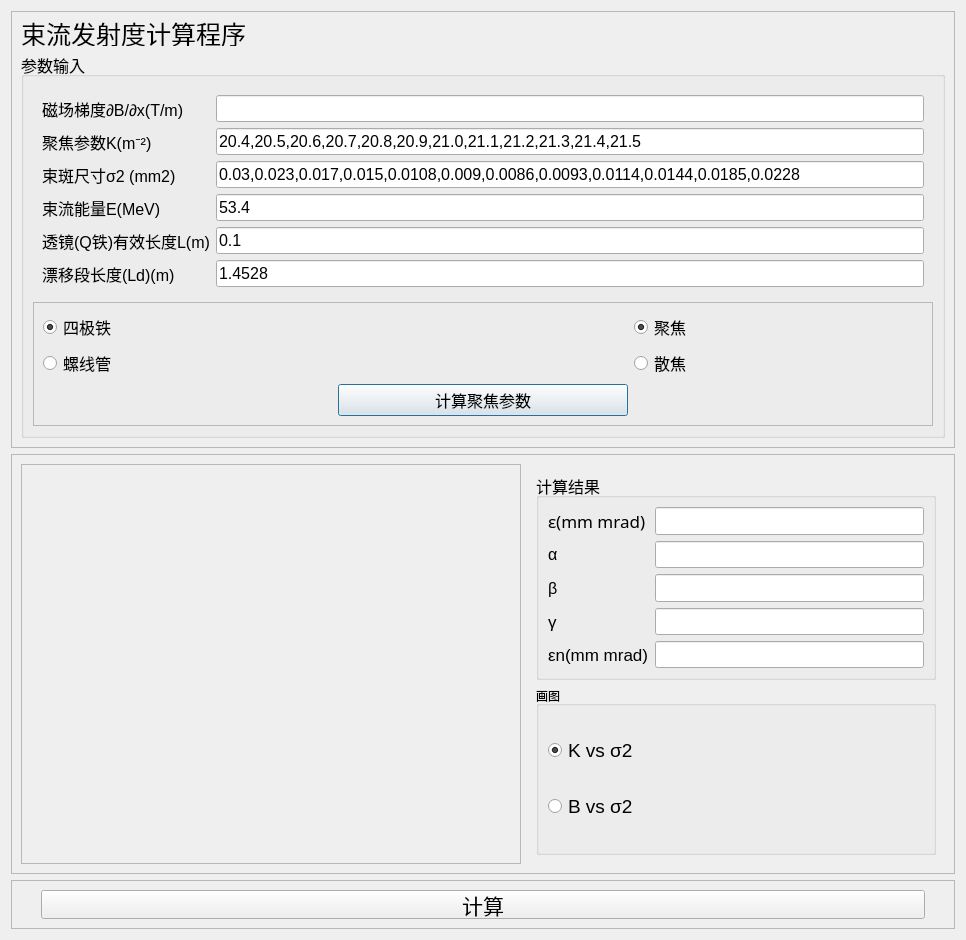
This is ui/main_dlg.ui in wzmsykk/EMIT_PROG as Qt 5 draws it before an edit. The edited form follows.
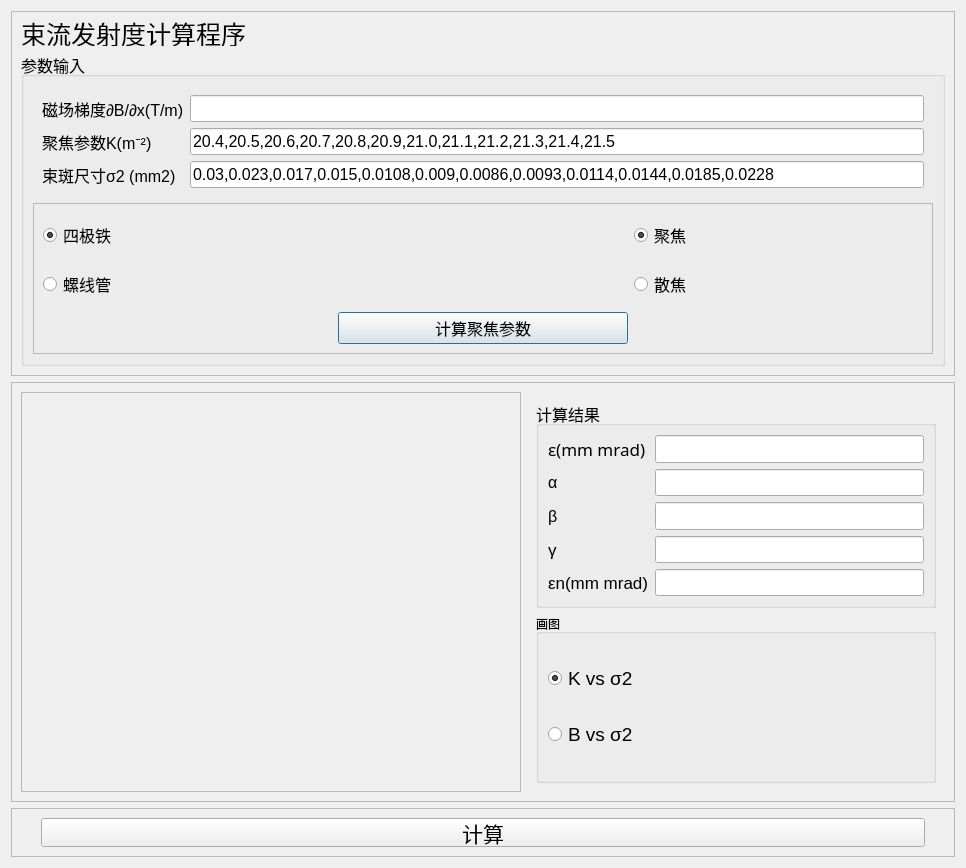
This is the edited form.

The edit to the form file:
```diff
--- a/ui/main_dlg.ui
+++ b/ui/main_dlg.ui
@@ -96,54 +96,6 @@
               </property>
              </widget>
             </item>
-            <item row="3" column="0">
-             <widget class="QLabel" name="label_4">
-              <property name="text">
-               <string>束流能量E(MeV)</string>
-              </property>
-             </widget>
-            </item>
-            <item row="3" column="1">
-             <widget class="QLineEdit" name="lineEdit_energy">
-              <property name="text">
-               <string>53.4</string>
-              </property>
-             </widget>
-            </item>
-            <item row="4" column="0">
-             <widget class="QLabel" name="label_compname">
-              <property name="minimumSize">
-               <size>
-                <width>168</width>
-                <height>0</height>
-               </size>
-              </property>
-              <property name="text">
-               <string>透镜(Q铁)有效长度L(m)</string>
-              </property>
-             </widget>
-            </item>
-            <item row="4" column="1">
-             <widget class="QLineEdit" name="lineEdit_l">
-              <property name="text">
-               <string>0.1</string>
-              </property>
-             </widget>
-            </item>
-            <item row="5" column="0">
-             <widget class="QLabel" name="label_11">
-              <property name="text">
-               <string>漂移段长度(Ld)(m)</string>
-              </property>
-             </widget>
-            </item>
-            <item row="5" column="1">
-             <widget class="QLineEdit" name="lineEdit_ld">
-              <property name="text">
-               <string>1.4528</string>
-              </property>
-             </widget>
-            </item>
            </layout>
           </widget>
          </item>
```
Left out of the diff: 2 changed lines with no effect on the pictures.
